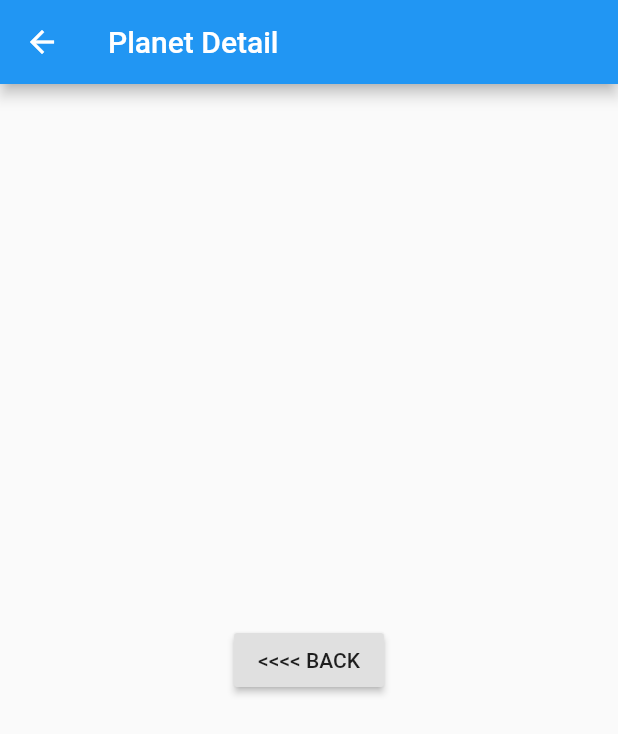
After one commit to daferpi/planets_app, a Flutter app: the screen it shows after launch, after a tap on "Mars", on a phone screen of 412 x 824 dp. The commit adds this screen. Shown: the top 734 px of the screen. Run offline on Flutter 3.47's test engine with Material 2 defaults, Android fonts, the phone set to English and light mode, and no system bars.

Commit message:
add detail page

```diff
--- a/lib/main.dart
+++ b/lib/main.dart
@@ -1,5 +1,6 @@
 import 'package:flutter/material.dart';
 import 'package:planets_app/ui/home/HomePage.dart';
+import 'package:planets_app/ui/detail/DetailPage.dart';
 
 void main() => runApp(new MyApp());
 
@@ -10,6 +11,9 @@ class MyApp extends StatelessWidget {
     return new MaterialApp(
       title: 'Planets',
       home: HomePage(),
+      routes: <String, WidgetBuilder> {
+        '/detail':(_) => DetailPage()
+      },
     );
   }
 }
--- /dev/null
+++ b/lib/ui/detail/DetailPage.dart
@@ -0,0 +1,18 @@
+import 'package:flutter/material.dart';
+
+class DetailPage extends StatelessWidget {
+  @override
+  Widget build(BuildContext context) {
+    return Scaffold(
+      appBar: AppBar(
+        title: Text('Planet Detail'),
+      ),
+      body: Center(
+        child: RaisedButton(
+          onPressed: () => Navigator.pop(context),
+          child: Text('<<<< BACK'),
+        ),
+      ),
+    );
+  }
+}
--- a/lib/ui/home/PlanetRow.dart
+++ b/lib/ui/home/PlanetRow.dart
@@ -89,7 +89,9 @@ class PlanetRow extends StatelessWidget {
       ),
     );
 
-    return Container(
+    return GestureDetector(
+      onTap: () => Navigator.pushNamed(context, '/detail'),
+      child: Container(
         margin: const EdgeInsets.symmetric(
           vertical: 16.0,
           horizontal: 24.0,
@@ -100,6 +102,7 @@ class PlanetRow extends StatelessWidget {
             planetThumbnail
           ],
         ),
+      ),
     );
   }
 
```
Lines whose indentation alone changed are shown as unchanged.
